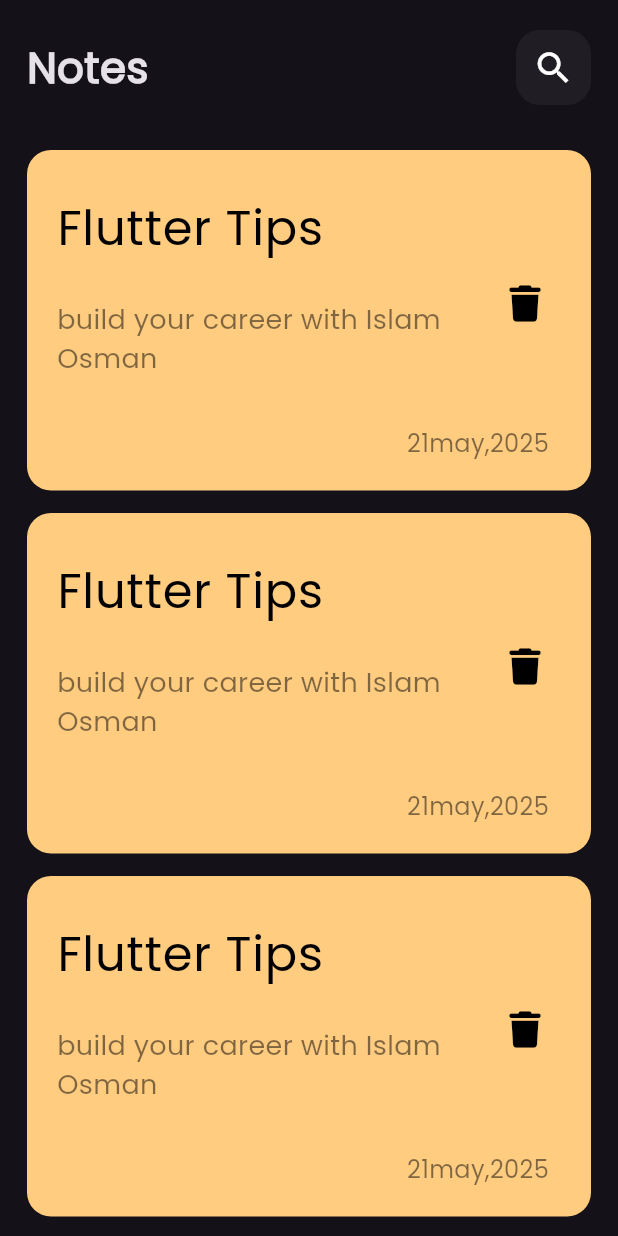
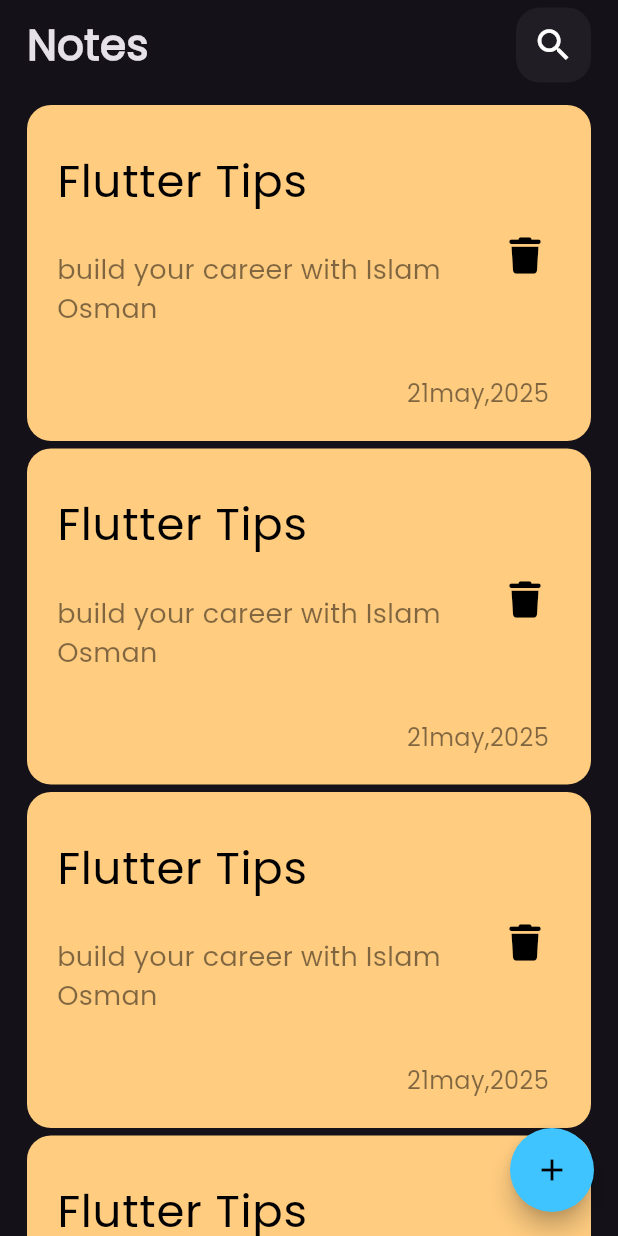
Before and after one commit to Islamzaki10/myNoteApp, a Flutter app: the screen it shows after launch, on a phone screen of 412 x 824 dp. Run offline on Flutter 3.47's test engine with Material 3 defaults, Android fonts, the phone set to English and light mode, and no system bars; our stand-ins replace font_awesome_flutter.

Commit message:
add floating action botton

```diff
--- a/lib/views/notes_view.dart
+++ b/lib/views/notes_view.dart
@@ -6,6 +6,14 @@ class NotesView extends StatelessWidget {
 
   @override
   Widget build(BuildContext context) {
-    return Scaffold(body: NotesViewBody());
+    return Scaffold(
+      floatingActionButton: FloatingActionButton(
+        backgroundColor: Colors.lightBlueAccent,
+        shape: const CircleBorder(),
+        onPressed: () {},
+        child: const Icon(Icons.add, color: Colors.black),
+      ),
+      body: NotesViewBody(),
+    );
   }
 }
--- a/lib/views/widgets/note_card.dart
+++ b/lib/views/widgets/note_card.dart
@@ -21,7 +21,7 @@ class Notecard extends StatelessWidget {
               maxLines: 2,
               overflow: TextOverflow.ellipsis,
               'Flutter Tips',
-              style: TextStyle(fontSize: 32, color: Colors.black),
+              style: TextStyle(fontSize: 30, color: Colors.black),
             ),
             subtitle: Padding(
               padding: const EdgeInsets.symmetric(vertical: 24),
--- a/lib/views/widgets/notes_list_view.dart
+++ b/lib/views/widgets/notes_list_view.dart
@@ -9,7 +9,7 @@ class NotesListView extends StatelessWidget {
     return ListView.builder(
       itemBuilder: (context, index) {
         return Padding(
-          padding: const EdgeInsets.only(bottom: 15),
+          padding: const EdgeInsets.only(bottom: 5),
           child: Notecard(),
         );
       },
--- a/lib/views/widgets/notes_view_body.dart
+++ b/lib/views/widgets/notes_view_body.dart
@@ -13,9 +13,9 @@ class NotesViewBody extends StatelessWidget {
         padding: const EdgeInsets.symmetric(horizontal: 18),
         child: Column(
           children: [
-            SizedBox(height: 20),
+            SizedBox(height: 5),
             CustomAppBar(),
-            SizedBox(height: 30),
+            SizedBox(height: 15),
             Expanded(child: NotesListView()),
           ],
         ),
```
